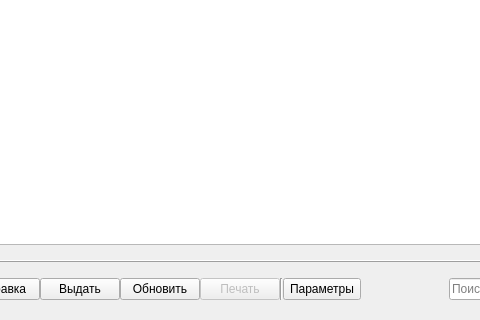
Qt form tabrepairs.ui (solderercb/snap_crm) before a commit; both pictures show x 355 to 835 and y 448 to 768 of the 1024 by 768 pixel window.
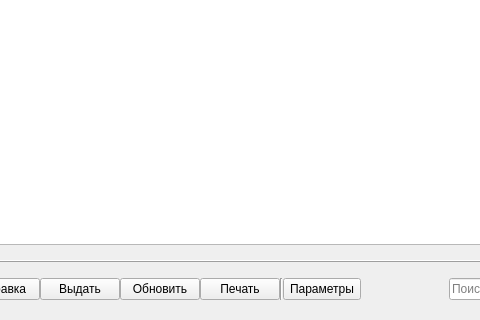
The same form after that commit. Icons and pictures are not drawn. Custom widgets are drawn as their Qt base class.

Diff of the .ui file:
```diff
--- a/tabrepairs.ui
+++ b/tabrepairs.ui
@@ -172,7 +172,7 @@
             <item row="0" column="4">
              <widget class="QPushButton" name="pushButtonPrint">
               <property name="enabled">
-               <bool>false</bool>
+               <bool>true</bool>
               </property>
               <property name="text">
                <string>Печать</string>
```
